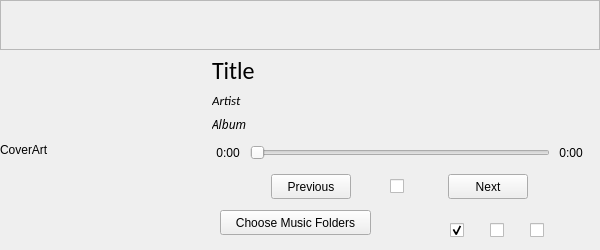
This is minipauzer.ui in linkthai/Pauzer as Qt 5 draws it before an edit. The edited form follows.
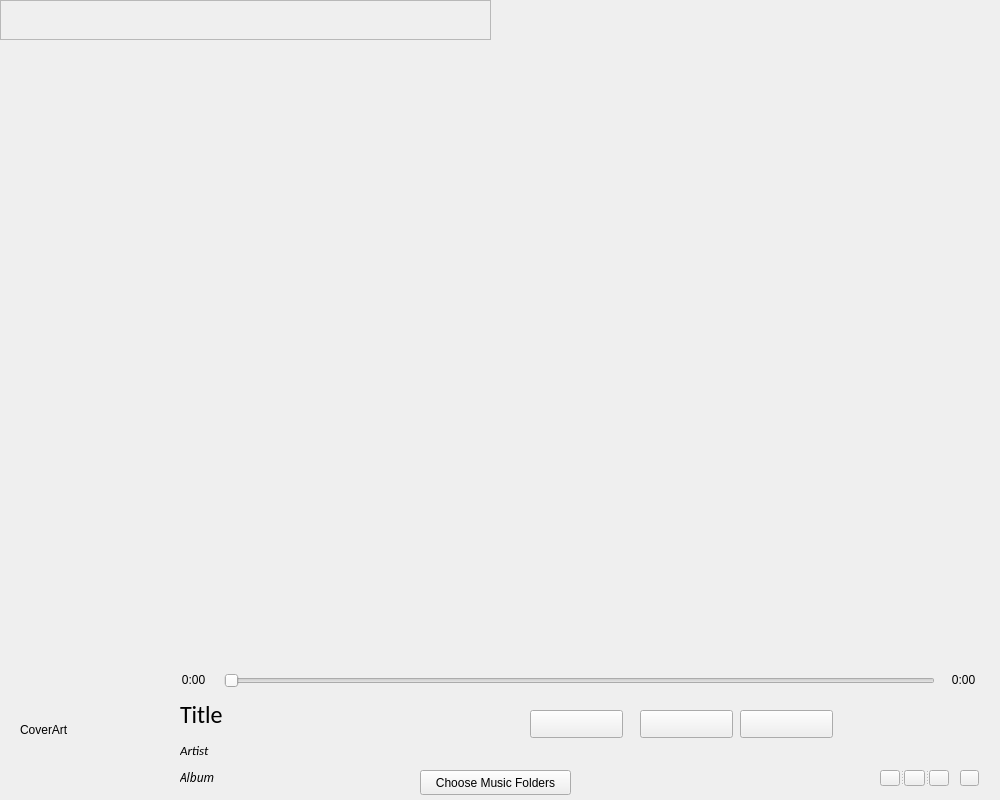
This is the edited form. Icons and pictures are not drawn. Custom widgets are drawn as their Qt base class.

Commit message: add some UI + volume + Singleton Player

The edit to the form file:
```diff
--- a/minipauzer.ui
+++ b/minipauzer.ui
@@ -6,8 +6,8 @@
    <rect>
     <x>0</x>
     <y>0</y>
-    <width>600</width>
-    <height>250</height>
+    <width>1000</width>
+    <height>800</height>
    </rect>
   </property>
   <property name="windowTitle">
@@ -27,8 +27,8 @@
   <widget class="QPushButton" name="btn_ChooseFolders">
    <property name="geometry">
     <rect>
-     <x>220</x>
-     <y>210</y>
+     <x>420</x>
+     <y>770</y>
      <width>151</width>
      <height>25</height>
     </rect>
@@ -37,57 +37,13 @@
     <string>Choose Music Folders</string>
    </property>
   </widget>
-  <widget class="QCheckBox" name="btn_Play">
-   <property name="geometry">
-    <rect>
-     <x>390</x>
-     <y>178</y>
-     <width>24</width>
-     <height>17</height>
-    </rect>
-   </property>
-   <property name="styleSheet">
-    <string notr="true">QCheckBox:enabled{
- border-image: url(:/icons/play.svg) 4 4 4 4 stretch stretch;
-}</string>
-   </property>
-   <property name="text">
-    <string/>
-   </property>
-  </widget>
-  <widget class="QPushButton" name="btn_Next">
-   <property name="geometry">
-    <rect>
-     <x>448</x>
-     <y>174</y>
-     <width>80</width>
-     <height>25</height>
-    </rect>
-   </property>
-   <property name="text">
-    <string>Next</string>
-   </property>
-  </widget>
-  <widget class="QPushButton" name="btn_Prev">
-   <property name="geometry">
-    <rect>
-     <x>271</x>
-     <y>174</y>
-     <width>80</width>
-     <height>25</height>
-    </rect>
-   </property>
-   <property name="text">
-    <string>Previous</string>
-   </property>
-  </widget>
   <widget class="QLabel" name="lbl_Title">
    <property name="geometry">
     <rect>
-     <x>212</x>
-     <y>50</y>
-     <width>375</width>
-     <height>41</height>
+     <x>180</x>
+     <y>696</y>
+     <width>54</width>
+     <height>37</height>
     </rect>
    </property>
    <property name="sizePolicy">
@@ -107,6 +63,9 @@
    <property name="text">
     <string>Title</string>
    </property>
+   <property name="textFormat">
+    <enum>Qt::PlainText</enum>
+   </property>
    <property name="scaledContents">
     <bool>false</bool>
    </property>
@@ -117,9 +76,9 @@
   <widget class="QLabel" name="lbl_Album">
    <property name="geometry">
     <rect>
-     <x>212</x>
-     <y>115</y>
-     <width>375</width>
+     <x>180</x>
+     <y>768</y>
+     <width>39</width>
      <height>18</height>
     </rect>
    </property>
@@ -141,6 +100,9 @@
    <property name="text">
     <string>Album</string>
    </property>
+   <property name="textFormat">
+    <enum>Qt::PlainText</enum>
+   </property>
    <property name="scaledContents">
     <bool>false</bool>
    </property>
@@ -151,10 +113,10 @@
   <widget class="QLabel" name="coverArt">
    <property name="geometry">
     <rect>
-     <x>0</x>
-     <y>50</y>
-     <width>200</width>
-     <height>200</height>
+     <x>20</x>
+     <y>679</y>
+     <width>121</width>
+     <height>101</height>
     </rect>
    </property>
    <property name="text">
@@ -164,9 +126,9 @@
   <widget class="QLabel" name="lbl_Artist">
    <property name="geometry">
     <rect>
-     <x>212</x>
-     <y>90</y>
-     <width>375</width>
+     <x>180</x>
+     <y>740</y>
+     <width>38</width>
      <height>21</height>
     </rect>
    </property>
@@ -188,6 +150,9 @@
    <property name="text">
     <string>Artist</string>
    </property>
+   <property name="textFormat">
+    <enum>Qt::PlainText</enum>
+   </property>
    <property name="scaledContents">
     <bool>false</bool>
    </property>
@@ -198,9 +163,9 @@
   <widget class="QLabel" name="lbl_CurTime">
    <property name="geometry">
     <rect>
-     <x>212</x>
-     <y>143</y>
-     <width>32</width>
+     <x>180</x>
+     <y>670</y>
+     <width>27</width>
      <height>20</height>
     </rect>
    </property>
@@ -220,9 +185,9 @@
   <widget class="QLabel" name="lbl_songLen">
    <property name="geometry">
     <rect>
-     <x>555</x>
-     <y>143</y>
-     <width>32</width>
+     <x>950</x>
+     <y>670</y>
+     <width>27</width>
      <height>20</height>
     </rect>
    </property>
@@ -242,83 +207,23 @@
   <widget class="SliderBar" name="sliderBar">
    <property name="geometry">
     <rect>
-     <x>250</x>
-     <y>143</y>
-     <width>300</width>
-     <height>20</height>
+     <x>224</x>
+     <y>670</y>
+     <width>711</width>
+     <height>22</height>
     </rect>
    </property>
    <property name="orientation">
     <enum>Qt::Horizontal</enum>
    </property>
   </widget>
-  <widget class="QCheckBox" name="btn_Shuffle">
-   <property name="geometry">
-    <rect>
-     <x>490</x>
-     <y>220</y>
-     <width>24</width>
-     <height>20</height>
-    </rect>
-   </property>
-   <property name="styleSheet">
-    <string notr="true">QCheckBox:enabled{
- border-image: url(:/icons/play.svg) 4 4 4 4 stretch stretch;
-}</string>
-   </property>
-   <property name="text">
-    <string/>
-   </property>
-  </widget>
-  <widget class="QCheckBox" name="btn_Repeat">
-   <property name="geometry">
-    <rect>
-     <x>530</x>
-     <y>220</y>
-     <width>24</width>
-     <height>20</height>
-    </rect>
-   </property>
-   <property name="styleSheet">
-    <string notr="true">QCheckBox:enabled{
- border-image: url(:/icons/play.svg) 4 4 4 4 stretch stretch;
-}</string>
-   </property>
-   <property name="text">
-    <string/>
-   </property>
-   <property name="tristate">
-    <bool>true</bool>
-   </property>
-  </widget>
-  <widget class="QCheckBox" name="btn_AutoDetector">
-   <property name="geometry">
-    <rect>
-     <x>450</x>
-     <y>220</y>
-     <width>24</width>
-     <height>20</height>
-    </rect>
-   </property>
-   <property name="styleSheet">
-    <string notr="true">QCheckBox:enabled{
- border-image: url(:/icons/play.svg) 4 4 4 4 stretch stretch;
-}</string>
-   </property>
-   <property name="text">
-    <string/>
-   </property>
-   <property name="checked">
-    <bool>true</bool>
-   </property>
-  </widget>
   <widget class="QDraggableFrame" name="titleBar">
    <property name="geometry">
     <rect>
      <x>0</x>
      <y>0</y>
-     <width>600</width>
-     <height>50</height>
+     <width>491</width>
+     <height>40</height>
     </rect>
    </property>
    <property name="mouseTracking">
@@ -330,17 +235,149 @@
    <property name="frameShadow">
     <enum>QFrame::Raised</enum>
    </property>
-   <widget class="QPushButton" name="btn_Close">
+   <widget class="QWidget" name="layoutWidget">
     <property name="geometry">
      <rect>
-      <x>535</x>
-      <y>0</y>
-      <width>65</width>
-      <height>50</height>
+      <x>12</x>
+      <y>2</y>
+      <width>162</width>
+      <height>18</height>
      </rect>
     </property>
-    <property name="styleSheet">
-     <string notr="true"> QPushButton#btn_Close{
+    <layout class="QHBoxLayout" name="rightTitleBarLayout">
+     <property name="spacing">
+      <number>0</number>
+     </property>
+     <item>
+      <widget class="QPushButton" name="btn_Minimize">
+       <property name="sizePolicy">
+        <sizepolicy hsizetype="Maximum" vsizetype="Preferred">
+         <horstretch>0</horstretch>
+         <verstretch>0</verstretch>
+        </sizepolicy>
+       </property>
+       <property name="styleSheet">
+        <string notr="true"> QPushButton#btn_Minimize{
+border: none;
+margin: 0px;
+padding: 0px;
+	
+}
+
+ QPushButton#btn_Minimize:pressed {
+     background-color: white;     
+ }
+
+ QPushButton#btn_Minimize:hover {
+     background-color: #3d3d3d;
+
+ }</string>
+       </property>
+       <property name="text">
+        <string/>
+       </property>
+      </widget>
+     </item>
+     <item>
+      <widget class="QPushButton" name="btn_Up">
+       <property name="sizePolicy">
+        <sizepolicy hsizetype="Maximum" vsizetype="Preferred">
+         <horstretch>0</horstretch>
+         <verstretch>0</verstretch>
+        </sizepolicy>
+       </property>
+       <property name="styleSheet">
+        <string notr="true"> QPushButton#btn_Up{
+border: none;
+margin: 0px;
+padding: 0px;
+	
+}
+
+ QPushButton#btn_Up:pressed {
+     background-color: white;     
+ }
+
+ QPushButton#btn_Up:hover {
+     background-color: #3d3d3d;
+
+ }</string>
+       </property>
+       <property name="text">
+        <string/>
+       </property>
+      </widget>
+     </item>
+     <item>
+      <widget class="QPushButton" name="btn_Down">
+       <property name="sizePolicy">
+        <sizepolicy hsizetype="Maximum" vsizetype="Preferred">
+         <horstretch>0</horstretch>
+         <verstretch>0</verstretch>
+        </sizepolicy>
+       </property>
+       <property name="styleSheet">
+        <string notr="true"> QPushButton#btn_Down{
+border: none;
+margin: 0px;
+padding: 0px;
+	
+}
+
+ QPushButton#btn_Down:pressed {
+     background-color: white;     
+ }
+
+ QPushButton#btn_Down:hover {
+     background-color: #3d3d3d;
+
+ }</string>
+       </property>
+       <property name="text">
+        <string/>
+       </property>
+      </widget>
+     </item>
+     <item>
+      <widget class="QPushButton" name="btn_Maximize">
+       <property name="sizePolicy">
+        <sizepolicy hsizetype="Maximum" vsizetype="Preferred">
+         <horstretch>0</horstretch>
+         <verstretch>0</verstretch>
+        </sizepolicy>
+       </property>
+       <property name="styleSheet">
+        <string notr="true"> QPushButton#btn_Maximize{
+border: none;
+margin: 0px;
+padding: 0px;
+	
+}
+
+ QPushButton#btn_Maximize:pressed {
+     background-color: white;     
+ }
+
+ QPushButton#btn_Maximize:hover {
+     background-color: #3d3d3d;
+
+ }</string>
+       </property>
+       <property name="text">
+        <string/>
+       </property>
+      </widget>
+     </item>
+     <item>
+      <widget class="QPushButton" name="btn_Close">
+       <property name="sizePolicy">
+        <sizepolicy hsizetype="Maximum" vsizetype="Preferred">
+         <horstretch>0</horstretch>
+         <verstretch>0</verstretch>
+        </sizepolicy>
+       </property>
+       <property name="styleSheet">
+        <string notr="true"> QPushButton#btn_Close{
 border: none;
 margin: 0px;
 padding: 0px;
@@ -351,67 +388,119 @@
      background-color: #3d3d3d;;     
  }
 
-
  QPushButton#btn_Close:hover {
      background-color: #e54a4a;
 
  }</string>
+       </property>
+       <property name="text">
+        <string/>
+       </property>
+      </widget>
+     </item>
+    </layout>
+   </widget>
+  </widget>
+  <widget class="QSplitter" name="playerSettingSplitter">
+   <property name="geometry">
+    <rect>
+     <x>880</x>
+     <y>770</y>
+     <width>69</width>
+     <height>16</height>
+    </rect>
+   </property>
+   <property name="orientation">
+    <enum>Qt::Horizontal</enum>
+   </property>
+   <widget class="QPushButton" name="btn_AutoDetector">
+    <property name="sizePolicy">
+     <sizepolicy hsizetype="Fixed" vsizetype="Fixed">
+      <horstretch>0</horstretch>
+      <verstretch>0</verstretch>
+     </sizepolicy>
     </property>
+    <property name="styleSheet">
+     <string notr="true">QPushButton {
+	width: 16px;
+	height: 16px;
+	image: url(:/icons/Detector_Off.png);
+}
+
+QPushButton:checked {
+	image: url(:/icons/Detector_On.png);
+}
+
+
+QPushButton:checked:hover {
+    image: url(:/icons/Detector_On_Hover.png);
+}
+
+QPushButton:hover {
+    image: url(:/icons/Detector_Off_Hover.png);
+}</string>
+    </property>
     <property name="text">
      <string/>
     </property>
+    <property name="checkable">
+     <bool>true</bool>
+    </property>
+    <property name="checked">
+     <bool>false</bool>
+    </property>
    </widget>
-   <widget class="QPushButton" name="btn_Maximize">
-    <property name="geometry">
-     <rect>
-      <x>470</x>
-      <y>0</y>
-      <width>65</width>
-      <height>50</height>
-     </rect>
+   <widget class="QPushButton" name="btn_Shuffle">
+    <property name="sizePolicy">
+     <sizepolicy hsizetype="Fixed" vsizetype="Fixed">
+      <horstretch>0</horstretch>
+      <verstretch>0</verstretch>
+     </sizepolicy>
     </property>
     <property name="styleSheet">
-     <string notr="true"> QPushButton#btn_Maximize{
-border: none;
-margin: 0px;
-padding: 0px;
-	
+     <string notr="true">QPushButton {
+	width: 22px;
+	height: 22px;
+    image: url(:/icons/Shuffle_Off.png);
 }
 
- QPushButton#btn_Maximize:pressed {
-     background-color: #3d3d3d;;     
- }
+QPushButton:checked {
+	image: url(:/icons/Shuffle_On.png);
+}
 
 
  QPushButton#btn_Maximize:hover {
      background-color: #3d3d3d;
 
- }</string>
+QPushButton:hover {
+    image: url(:/icons/Shuffle_Off_Hover.png);
+}
+</string>
     </property>
     <property name="text">
      <string/>
     </property>
+    <property name="checkable">
+     <bool>true</bool>
+    </property>
    </widget>
-   <widget class="QPushButton" name="btn_Minimize">
-    <property name="geometry">
-     <rect>
-      <x>405</x>
-      <y>0</y>
-      <width>65</width>
-      <height>50</height>
-     </rect>
+   <widget class="QPushButton" name="btn_Repeat">
+    <property name="sizePolicy">
+     <sizepolicy hsizetype="Fixed" vsizetype="Fixed">
+      <horstretch>0</horstretch>
+      <verstretch>0</verstretch>
+     </sizepolicy>
     </property>
     <property name="styleSheet">
-     <string notr="true"> QPushButton#btn_Minimize{
-border: none;
-margin: 0px;
-padding: 0px;
-	
+     <string notr="true">QPushButton {
+	width: 18px;
+	height: 18px;
+    image: url(:/icons/Repeat_NoRepeat.png);
 }
 
- QPushButton#btn_Minimize:pressed {
-     background-color: #3d3d3d;;     
- }
+QPushButton:checked {
+    image: url(:/icons/Repeat_OneSong.png);
+}
 
 
  QPushButton#btn_Minimize:hover {
@@ -422,8 +511,189 @@
     <property name="text">
      <string/>
     </property>
+    <property name="checkable">
+     <bool>true</bool>
+    </property>
    </widget>
   </widget>
+  <widget class="VolumeButton" name="btn_Volume">
+   <property name="geometry">
+    <rect>
+     <x>960</x>
+     <y>770</y>
+     <width>19</width>
+     <height>16</height>
+    </rect>
+   </property>
+   <property name="sizePolicy">
+    <sizepolicy hsizetype="Fixed" vsizetype="Fixed">
+     <horstretch>0</horstretch>
+     <verstretch>0</verstretch>
+    </sizepolicy>
+   </property>
+   <property name="styleSheet">
+    <string notr="true">QPushButton {
+	width: 25px;
+	height: 25px;
+    image: url(:/icons/Volume_Off.png);
+}
+
+QPushButton:checked {
+    image: url(:/icons/Volume_On.png);
+}
+
+
+QPushButton:checked:hover {
+    image: url(:/icons/Volume_On_Hover.png);
+}
+
+QPushButton:hover {
+    image: url(:/icons/Volume_Off_Hover.png);
+}
+
+
+  QCheckBox::indicator:checked
+  {
+    image: url(:/icons/Volume_On.png);
+  }
+
+  QCheckBox::indicator:unchecked
+  {
+    image: url(:/icons/Volume_Off.png);
+  }
+
+  QCheckBox::indicator:checked:hover
+  {
+    image: url(:/icons/Volume_On_Hover.png);
+  }
+
+  QCheckBox::indicator:unchecked:hover
+  {
+    image: url(:/icons/Volume_Off_Hover.png);
+  }
+</string>
+   </property>
+   <property name="text">
+    <string/>
+   </property>
+   <property name="checkable">
+    <bool>true</bool>
+   </property>
+  </widget>
+  <widget class="QPushButton" name="btn_Play">
+   <property name="geometry">
+    <rect>
+     <x>640</x>
+     <y>710</y>
+     <width>93</width>
+     <height>28</height>
+    </rect>
+   </property>
+   <property name="styleSheet">
+    <string notr="true">QPushButton {
+	width: 30px;
+	height: 30px;
+	image: url(:/icons/Play.png);
+}
+
+QPushButton:checked {
+	image: url(:/icons/Pause.png);
+}
+
+
+QPushButton:checked:hover {
+	image: url(:/icons/Pause_Hover.png);
+}
+
+QPushButton:hover {
+	image: url(:/icons/Play_Hover.png);
+}
+
+QPushButton:checked:disabled {
+	image: url(:/icons/Pause_Inactive.png);
+}
+
+QPushButton:disabled {
+	image: url(:/icons/Play_Inactive.png);
+}</string>
+   </property>
+   <property name="text">
+    <string/>
+   </property>
+   <property name="checkable">
+    <bool>true</bool>
+   </property>
+  </widget>
+  <widget class="QPushButton" name="btn_Prev">
+   <property name="geometry">
+    <rect>
+     <x>530</x>
+     <y>710</y>
+     <width>93</width>
+     <height>28</height>
+    </rect>
+   </property>
+   <property name="styleSheet">
+    <string notr="true">QPushButton {
+	width: 25px;
+	height: 25px;
+	image: url(:/icons/Prev.png);
+}
+
+QPushButton:hover {
+	image: url(:/icons/Prev_Hover.png);
+}
+
+QPushButton:disabled {
+	image: url(:/icons/Prev_Inactive.png);
+}</string>
+   </property>
+   <property name="text">
+    <string/>
+   </property>
+  </widget>
+  <widget class="QPushButton" name="btn_Next">
+   <property name="geometry">
+    <rect>
+     <x>740</x>
+     <y>710</y>
+     <width>93</width>
+     <height>28</height>
+    </rect>
+   </property>
+   <property name="styleSheet">
+    <string notr="true">QPushButton {
+	width: 25px;
+	height: 25px;
+	image: url(:/icons/Next.png);
+}
+
+QPushButton:hover {
+	image: url(:/icons/Next_Hover.png);
+}
+
+QPushButton:disabled {
+	image: url(:/icons/Next_Inactive.png);
+}</string>
+   </property>
+   <property name="text">
+    <string/>
+   </property>
+  </widget>
+  <zorder>btn_Prev</zorder>
+  <zorder>btn_Next</zorder>
+  <zorder>playerSettingSplitter</zorder>
+  <zorder>btn_ChooseFolders</zorder>
+  <zorder>lbl_Title</zorder>
+  <zorder>lbl_Album</zorder>
+  <zorder>coverArt</zorder>
+  <zorder>lbl_Artist</zorder>
+  <zorder>lbl_CurTime</zorder>
+  <zorder>lbl_songLen</zorder>
+  <zorder>sliderBar</zorder>
+  <zorder>titleBar</zorder>
+  <zorder>btn_Volume</zorder>
+  <zorder>btn_Play</zorder>
  </widget>
  <layoutdefault spacing="6" margin="11"/>
  <customwidgets>
@@ -438,6 +708,11 @@
    <header>qdraggableframe.h</header>
    <container>1</container>
   </customwidget>
+  <customwidget>
+   <class>VolumeButton</class>
+   <extends>QPushButton</extends>
+   <header>volumebutton.h</header>
+  </customwidget>
  </customwidgets>
  <resources/>
  <connections/>
```
Left out of the diff: 16 changed lines with no effect on the pictures. The commit also changes 49 other files.
